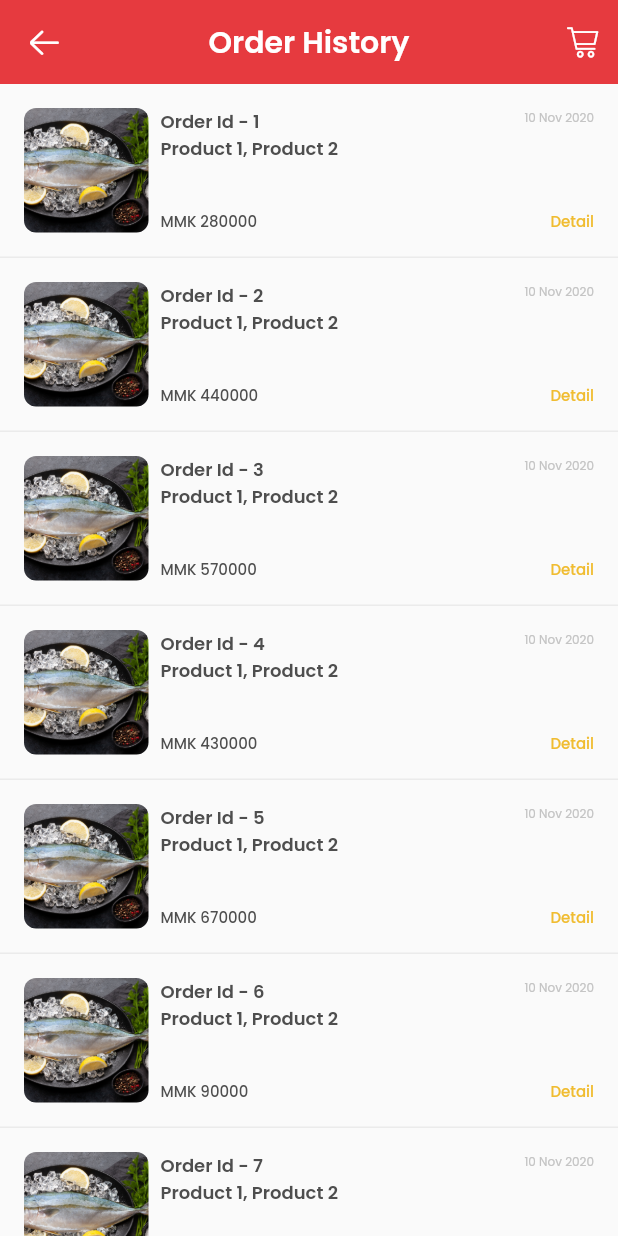
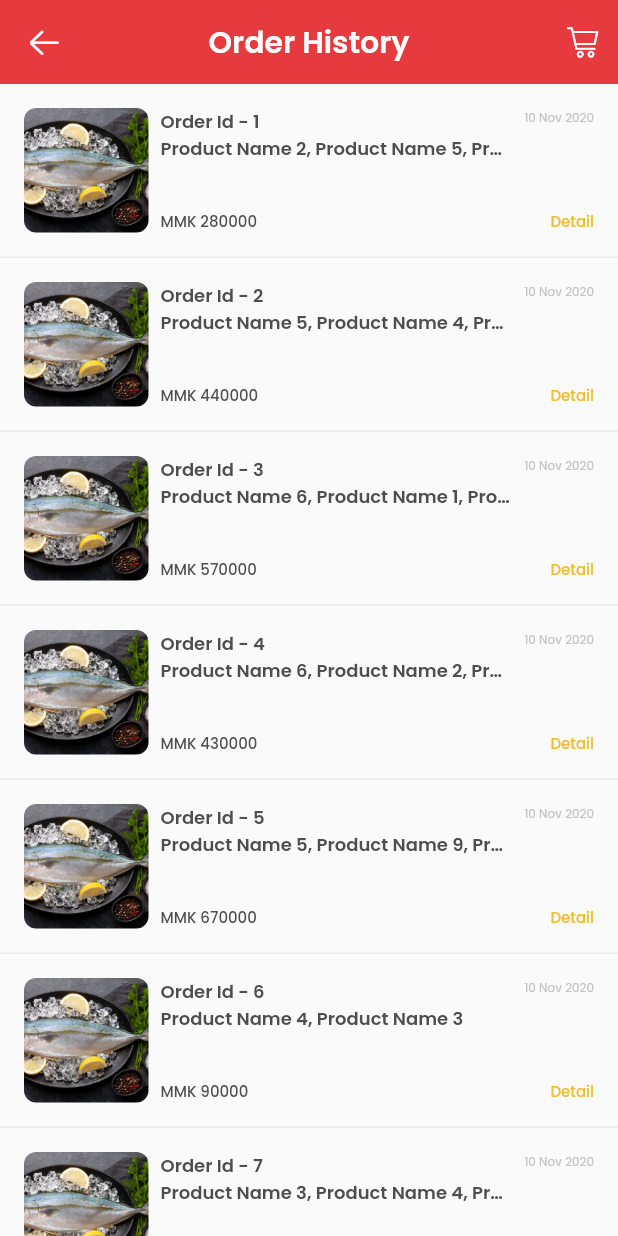
Before and after one commit to eidolex/san_pya, a Flutter app: the OrderHistoryScreen screen opened by its route, on a phone screen of 412 x 824 dp. Run offline on Flutter 3.47's test engine with Material 2 defaults, Android fonts, the phone set to English and light mode, and no system bars; our stand-ins replace bloc, equatable, flutter_bloc, shared_preferences; accounts and stored records are empty.

Commit message:
fix product list name

```diff
--- a/lib/screens/order_history_screen.dart
+++ b/lib/screens/order_history_screen.dart
@@ -147,7 +147,16 @@ class _OrderListItem extends StatelessWidget {
   }
 
   String get _productListName {
-    return "Product 1, Product 2";
+    int length = order.items.length;
+    length = length > 3 ? 3 : length;
+    String result = '';
+    for (var i = 0; i < length; i++) {
+      result += order.items[i].product.name;
+      if (i + 1 != length) {
+        result += ', ';
+      }
+    }
+    return result;
   }
 
   String get _orderDate {
```
